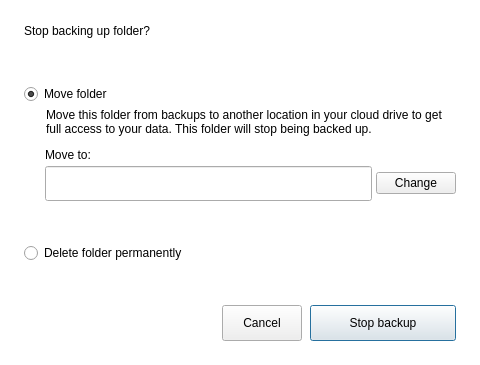
Above: src/MEGASync/syncs/gui/Backups/ui/RemoveBackupDialog.ui from meganz/MEGAsync before the change. Below: the same form after it.
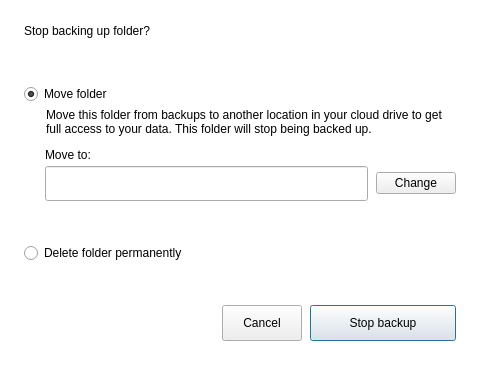
That is the form after the change. Icons and pictures are not drawn. Custom widgets are drawn as their Qt base class.

Commit message: SNC-6067. Remove unused headers & update layout spacing.

The edit to the form file:
```diff
--- a/src/MEGASync/syncs/gui/Backups/ui/RemoveBackupDialog.ui
+++ b/src/MEGASync/syncs/gui/Backups/ui/RemoveBackupDialog.ui
@@ -237,6 +237,9 @@
         </item>
         <item>
          <layout class="QHBoxLayout" name="horizontalLayout_5">
+          <property name="spacing">
+           <number>8</number>
+          </property>
           <item>
            <widget class="QLineEdit" name="lTarget">
             <property name="minimumSize">
```
The commit also changes 1 other file.
